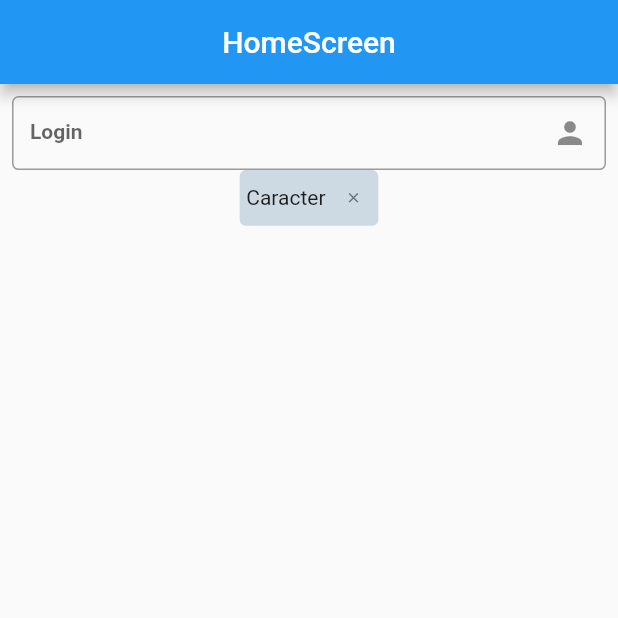
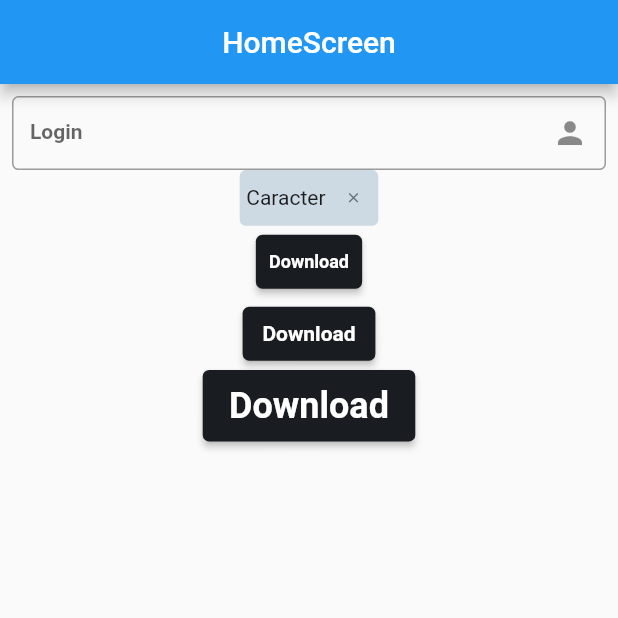
Before and after one commit to congfandi/booking_app, a Flutter app: the screen it shows after launch, on a phone screen of 412 x 824 dp, the top half of it. Run offline on Flutter 3.47's test engine with Material 2 defaults, Android fonts, the phone set to English and light mode, and no system bars; our stand-ins replace flutter_screenutil, get.

Commit message:
WIP : Finish primary.button.dart as a primary button in the app

```diff
--- a/lib/infrastructure/theme/colour.styles.dart
+++ b/lib/infrastructure/theme/colour.styles.dart
@@ -1,29 +1,23 @@
-import 'dart:ui';
+import 'package:flutter/material.dart';
 
 class ColourStyles {
-  static const Map<String, Color> ink = {
-    "01": Color(0xFF191D21),
-    "02": Color(0xFF656F77),
-    "03": Color(0xFFACB8C2),
-    "04": Color(0xFFCDD9E3),
-    "05": Color(0xFFE8EEF3),
-    "06": Color(0xFFFFFFFF),
-  };
+  static const ink01 = Color(0xFF191D21);
+  static const ink02 = Color(0xFF656F77);
+  static const ink03 = Color(0xFFACB8C2);
+  static const ink04 = Color(0xFFCDD9E3);
+  static const ink05 = Color(0xFFE8EEF3);
+  static const ink06 = Color(0xFFFFFFFF);
 
-  static const Map<String, Color> utility = {
-    "active": Color(0xFF1814E4),
-    "success": Color(0xFF23E9B4),
-    "info": Color(0xFF91D7E0),
-    "warning": Color(0xFFFFAC4B),
-    "dangerError": Color(0xFFFF5A5A),
-  };
+  static const active = Color(0xFF1814E4);
+  static const success = Color(0xFF23E9B4);
+  static const info = Color(0xFF91D7E0);
+  static const warning = Color(0xFFFFAC4B);
+  static const dangerError = Color(0xFFFF5A5A);
 
-  static const Map<String, Color> accent = {
-    "blue": Color(0xFFCBE3FF),
-    "green": Color(0xFFD9FFF8),
-    "purple": Color(0xFFF2E8FF),
-    "orange": Color(0xFFFFD1B6),
-    "pink": Color(0xFFFFDBF5),
-    "yellow": Color(0xFFFFF3B6),
-  };
+  static const accentBlue = Color(0xFFCBE3FF);
+  static const accentGreen = Color(0xFFD9FFF8);
+  static const accentPurple = Color(0xFFF2E8FF);
+  static const accentOrange = Color(0xFFFFD1B6);
+  static const accentPink = Color(0xFFFFDBF5);
+  static const accentYellow = Color(0xFFFFF3B6);
 }
--- a/lib/infrastructure/widgets/app.input.dart
+++ b/lib/infrastructure/widgets/app.input.dart
@@ -17,7 +17,7 @@ class AppInput extends StatelessWidget {
           border: OutlineInputBorder(
             borderRadius: BorderRadius.circular(SizeStyles.width4),
             borderSide: BorderSide(
-              color: ColourStyles.ink["03"]!,
+              color: ColourStyles.ink03,
               width: SizeStyles.width2,
             ),
           ),
--- a/lib/infrastructure/widgets/category.dart
+++ b/lib/infrastructure/widgets/category.dart
@@ -13,7 +13,7 @@ class CategoryEvent extends StatelessWidget {
       height: SizeStyles.height30,
       decoration: BoxDecoration(
         borderRadius: BorderRadius.circular(4),
-        color: ColourStyles.ink["04"],
+        color: ColourStyles.ink04,
       ),
       child: Row(
         mainAxisSize: MainAxisSize.min,
@@ -28,7 +28,7 @@ class CategoryEvent extends StatelessWidget {
             onTap: () => onTap(),
             child: Icon(
               Icons.clear,
-              color: ColourStyles.ink["02"],
+              color: ColourStyles.ink02,
               size: SizeStyles.width10,
             ),
           ),
--- /dev/null
+++ b/lib/infrastructure/widgets/primary.button.dart
@@ -0,0 +1,86 @@
+import 'package:booking_app/infrastructure/theme/theme.dart';
+import 'package:flutter/material.dart';
+
+class PrimaryButton {
+  final Color buttonColor;
+  final String buttonText;
+  final Function()? onPressed;
+
+  PrimaryButton(
+      {this.buttonColor = ColourStyles.ink01,
+      required this.buttonText,
+      this.onPressed});
+
+  Widget get primary01 => ElevatedButton(
+        onPressed: onPressed,
+        child: Text(
+          buttonText,
+          style: TextStyles.componentsSmall.copyWith(color: ColourStyles.ink06),
+        ),
+        style: ButtonStyle(
+          backgroundColor: MaterialStateProperty.all(buttonColor),
+          padding: MaterialStateProperty.all(
+            EdgeInsets.only(
+              right: SizeStyles.width8,
+              left: SizeStyles.width8,
+              top: SizeStyles.height4,
+              bottom: SizeStyles.height4,
+            ),
+          ),
+          shape: MaterialStateProperty.all(
+            RoundedRectangleBorder(
+              borderRadius: BorderRadius.circular(SizeStyles.width4),
+            ),
+          ),
+        ),
+      );
+
+  Widget get primary02 => ElevatedButton(
+        onPressed: onPressed,
+        child: Text(
+          buttonText,
+          style:
+              TextStyles.componentsMedium.copyWith(color: ColourStyles.ink06),
+        ),
+        style: ButtonStyle(
+          backgroundColor: MaterialStateProperty.all(buttonColor),
+          padding: MaterialStateProperty.all(
+            EdgeInsets.only(
+              right: SizeStyles.width12,
+              left: SizeStyles.width12,
+              top: SizeStyles.height8,
+              bottom: SizeStyles.height8,
+            ),
+          ),
+          shape: MaterialStateProperty.all(
+            RoundedRectangleBorder(
+              borderRadius: BorderRadius.circular(SizeStyles.width4),
+            ),
+          ),
+        ),
+      );
+
+  Widget get primary03 => ElevatedButton(
+        onPressed: onPressed,
+        child: Text(
+          buttonText,
+          style: TextStyles.componentsLarge.copyWith(color: ColourStyles.ink06),
+        ),
+        style: ButtonStyle(
+          backgroundColor: MaterialStateProperty.all(buttonColor),
+          padding: MaterialStateProperty.all(
+            EdgeInsets.only(
+              right: SizeStyles.width16,
+              left: SizeStyles.width16,
+              top: SizeStyles.height8,
+              bottom: SizeStyles.height8,
+            ),
+          ),
+          shape: MaterialStateProperty.all(
+            RoundedRectangleBorder(
+              borderRadius: BorderRadius.circular(SizeStyles.width4),
+            ),
+          ),
+        ),
+      );
+}
--- a/lib/presentation/home/home.screen.dart
+++ b/lib/presentation/home/home.screen.dart
@@ -1,3 +1,4 @@
+import 'package:booking_app/infrastructure/widgets/primary.button.dart';
 import 'package:booking_app/infrastructure/widgets/app.input.dart';
 import 'package:booking_app/infrastructure/widgets/category.dart';
 import 'package:flutter/foundation.dart';
@@ -20,12 +21,15 @@ class HomeScreen extends GetView<HomeController> {
       body: Padding(
         padding: const EdgeInsets.all(8.0),
         child: Column(
-          children:  [
+          children: [
             const AppInput(
               label: 'Login',
               suffix: Icon(Icons.person),
             ),
-           CategoryEvent(onTap: (){}, title: "Caracter")
+            CategoryEvent(onTap: () {}, title: "Caracter"),
+            PrimaryButton(buttonText: "Download",onPressed: (){}).primary01,
+            PrimaryButton(buttonText: "Download",onPressed: (){}).primary02,
+            PrimaryButton(buttonText: "Download",onPressed: (){}).primary03,
           ],
         ),
       ),
```
